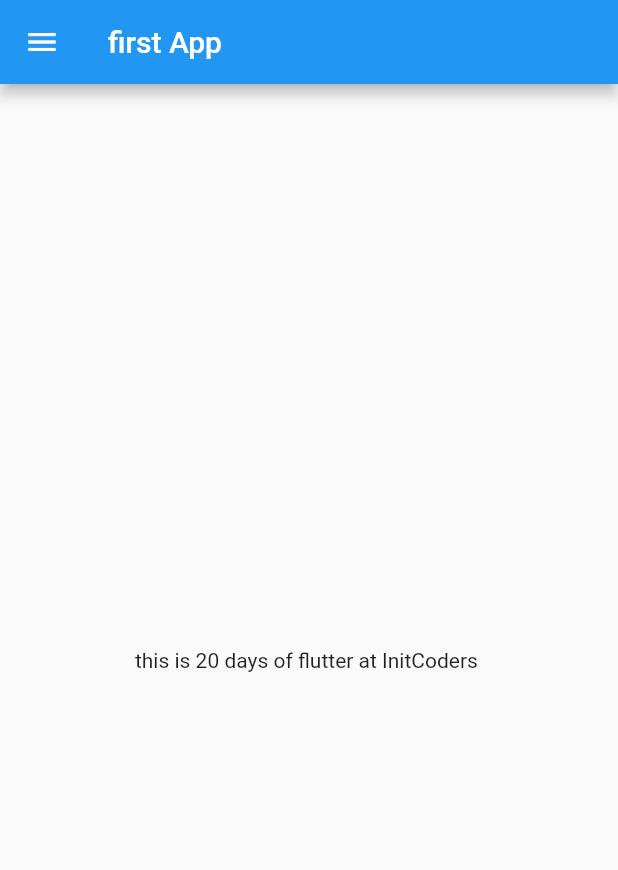
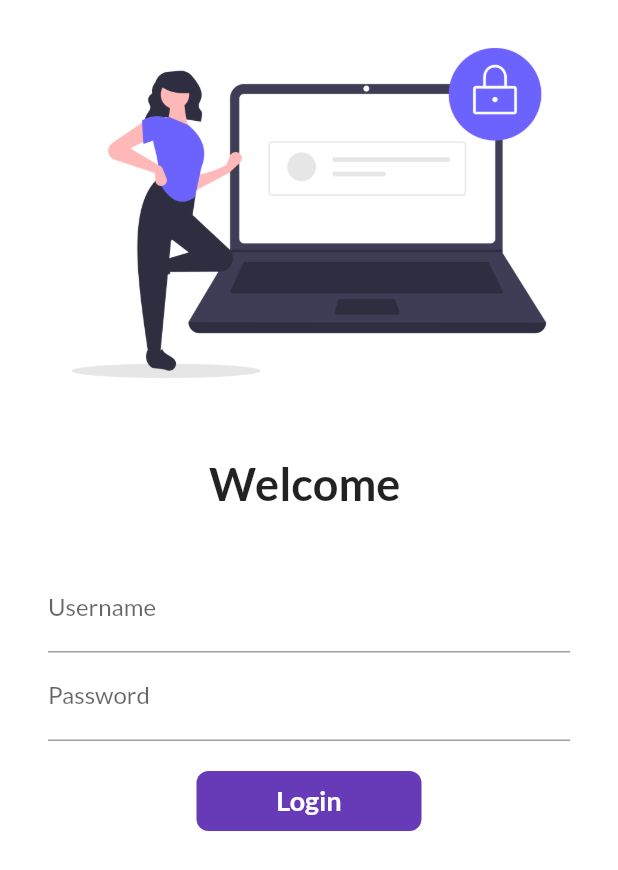
Before and after one commit to happy2508/my_first_project, a Flutter app: the screen it shows after launch, on a phone screen of 412 x 824 dp. Shown: the top 870 px of the screen. Run offline on Flutter 3.47's test engine with Material 2 defaults, Android fonts, the phone set to English and light mode, and no system bars; our stand-ins replace google_fonts.

Commit message:
made updates

```diff
--- a/lib/home_page.dart
+++ /dev/null
@@ -1,20 +0,0 @@
-import 'package:flutter/material.dart';
-
-class HomePage extends StatelessWidget {
-  final int days = 20;
-
-  @override
-  Widget build(BuildContext context) {
-    return Scaffold(
-      appBar: AppBar(
-        title: Text("first App"),
-      ),
-        body: Center(
-          child: Container(
-            child: Text("this is $days days of flutter at InitCoders "),
-          ),
-        ),
-        drawer: Drawer(),
-      );
-  }
-}
--- a/lib/main.dart
+++ b/lib/main.dart
@@ -1,15 +1,26 @@
 import 'package:flutter/material.dart';
-import 'package:my_first_project/home_page.dart';
+import 'package:my_first_project/pages/home_page.dart';
+import 'package:my_first_project/pages/login_page.dart';
+import 'package:google_fonts/google_fonts.dart';
+import 'package:my_first_project/utils/routes.dart';
+import 'package:my_first_project/widgets/themes.dart';
 
-void main(){
+void main() {
   runApp(MyApp());
 }
+
 class MyApp extends StatelessWidget {
   @override
   Widget build(BuildContext context) {
-
     return MaterialApp(
-      home: HomePage()
+      themeMode: ThemeMode.light,
+      theme: MyThemes.lightTheme(context),
+      darkTheme: MyThemes.darkTheme(context),
+      routes: {
+        "/": (context) => LoginPage(),
+        MyRoutes.homeRoute: (context) => HomePage(),
+        MyRoutes.loginRoute: (context) => LoginPage()
+      },
     );
   }
 }
--- /dev/null
+++ b/lib/pages/login_page.dart
@@ -0,0 +1,125 @@
+import 'package:flutter/material.dart';
+import 'package:my_first_project/utils/routes.dart';
+
+class LoginPage extends StatefulWidget {
+  @override
+  State<LoginPage> createState() => _LoginPageState();
+}
+
+class _LoginPageState extends State<LoginPage> {
+  String name = "";
+  bool changebutton = false;
+
+  final _formkey = GlobalKey<FormState>();
+
+  moveToHome(BuildContext context) async {
+    if (_formkey.currentState?.validate() ?? false) {
+      setState(() {
+        changebutton = true;
+      });
+      await Future.delayed(Duration(seconds: 1));
+      await Navigator.pushNamed(context, MyRoutes.homeRoute);
+      setState(() {
+        changebutton = false;
+      });
+    }
+  }
+
+  @override
+  Widget build(BuildContext context) {
+    return Material(
+      color: Colors.white,
+      child: Column(
+        children: [
+          Image.asset(
+            "assets/images/undraw_secure_login_pdn4.png",
+            fit: BoxFit.cover,
+          ),
+          SizedBox(
+            height: 20,
+          ),
+          Text(
+            "Welcome $name",
+            style: TextStyle(
+              fontSize: 30,
+              fontWeight: FontWeight.bold,
+            ),
+          ),
+          SizedBox(
+            height: 20,
+          ),
+          Padding(
+            padding:
+                const EdgeInsets.symmetric(vertical: 16.0, horizontal: 32.0),
+            child: Form(
+              key: _formkey,
+              child: Column(
+                children: [
+                  TextFormField(
+                    decoration: InputDecoration(
+                      hintText: "Enter Username",
+                      labelText: "Username",
+                    ),
+                    validator: (value) {
+                      if (value != null && value.isEmpty) {
+                        return "username cannot be empty";
+                      }
+                      return null;
+                    },
+                    onChanged: (value) {
+                      name = value;
+                      setState(() {});
+                    },
+                  ),
+                  TextFormField(
+                    obscureText: true,
+                    decoration: InputDecoration(
+                      hintText: "Enter :Password",
+                      labelText: "Password",
+                    ),
+                    validator: (value) {
+                      if (value != null && value.isEmpty) {
+                        return "password cannot be empty";
+                      } else if (value != null && value.length < 6) {
+                        return "password length should be atleast 6";
+                      }
+                      return null;
+                    },
+                  ),
+                  SizedBox(
+                    height: 20,
+                  ),
+                  Material(
+                    color: Colors.deepPurple,
+                    borderRadius: BorderRadius.circular(changebutton ? 40 : 8),
+                    child: InkWell(
+                      onTap: () => moveToHome(context),
+                      child: AnimatedContainer(
+                        duration: Duration(seconds: 1),
+                        width: changebutton ? 50 : 150,
+                        height: 40,
+                        alignment: Alignment.center,
+                        child: changebutton
+                            ? Icon(
+                                Icons.done,
+                                color: Colors.white,
+                              )
+                            : Text(
+                                "Login",
+                                style: TextStyle(
+                                    color: Colors.white,
+                                    fontWeight: FontWeight.bold,
+                                    fontSize: 18),
+                              ),
+                      ),
+                    ),
+                  ),
+                ],
+              ),
+            ),
+          ),
+        ],
+      ),
+    );
+  }
+}
--- /dev/null
+++ b/lib/utils/routes.dart
@@ -0,0 +1,4 @@
+class MyRoutes{
+  static String loginRoute ="/login";
+  static String homeRoute ="/home";
+}
--- /dev/null
+++ b/lib/widgets/themes.dart
@@ -0,0 +1,17 @@
+import 'package:flutter/material.dart';
+import 'package:google_fonts/google_fonts.dart';
+
+class MyThemes {
+  static ThemeData lightTheme(BuildContext context) => ThemeData(
+      primarySwatch: Colors.deepPurple,
+      fontFamily: GoogleFonts.lato().fontFamily,
+      appBarTheme: AppBarTheme(
+        color: Colors.white,
+        elevation: 0.0,
+        iconTheme: IconThemeData(color: Colors.black),
+      ));
+
+  static ThemeData darkTheme(BuildContext context) => ThemeData(
+        brightness: Brightness.dark,
+      );
+}
--- a/pubspec.yaml
+++ b/pubspec.yaml
@@ -36,6 +36,7 @@ dependencies:
   # The following adds the Cupertino Icons font to your application.
   # Use with the CupertinoIcons class for iOS style icons.
   cupertino_icons: ^1.0.2
+  google_fonts: ^3.0.1
 
 dev_dependencies:
   flutter_test:
@@ -60,8 +61,8 @@ flutter:
   uses-material-design: true
 
   # To add assets to your application, add an assets section, like this:
-  # assets:
-  #   - images/a_dot_burr.jpeg
+  assets:
+    - assets/images/
   #   - images/a_dot_ham.jpeg
 
   # An image asset can refer to one or more resolution-specific "variants", see
```
Also changed, not shown: lib/models/catalog.dart (added, +29 -0 lines), lib/pages/home_page.dart (added, +30 -0 lines), lib/widgets/drawer.dart (added, +68 -0 lines), lib/widgets/item_widget.dart (added, +21 -0 lines), assets/images/undraw_secure_login_pdn4.png (added), pubspec.lock, 13 other files.
